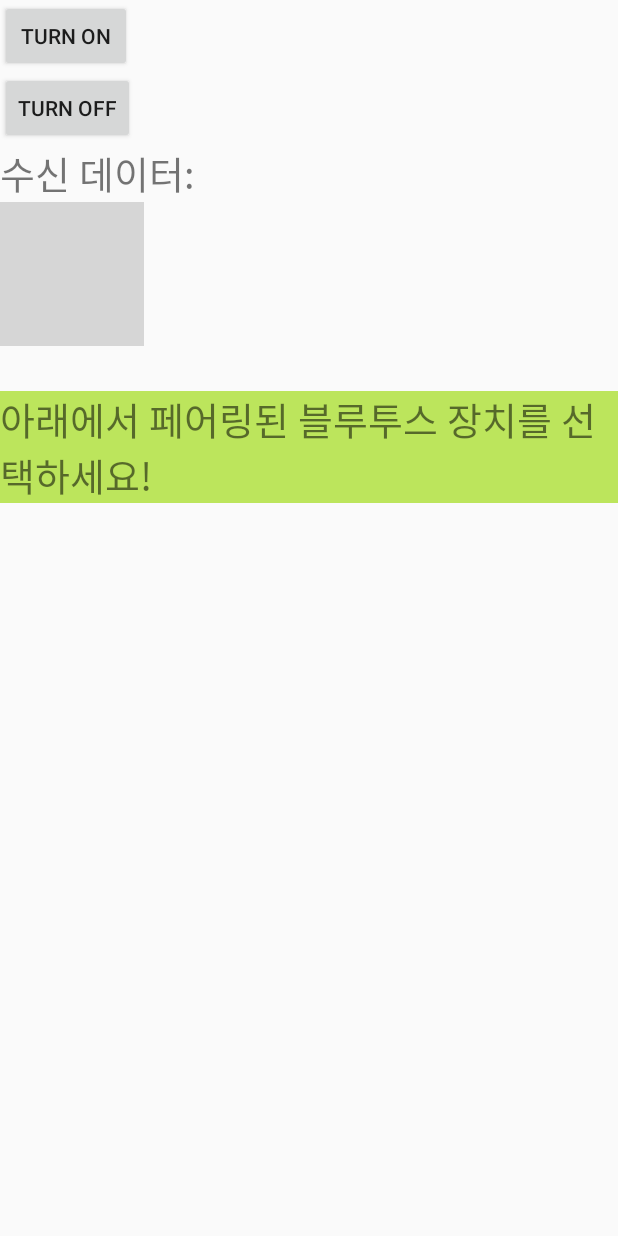
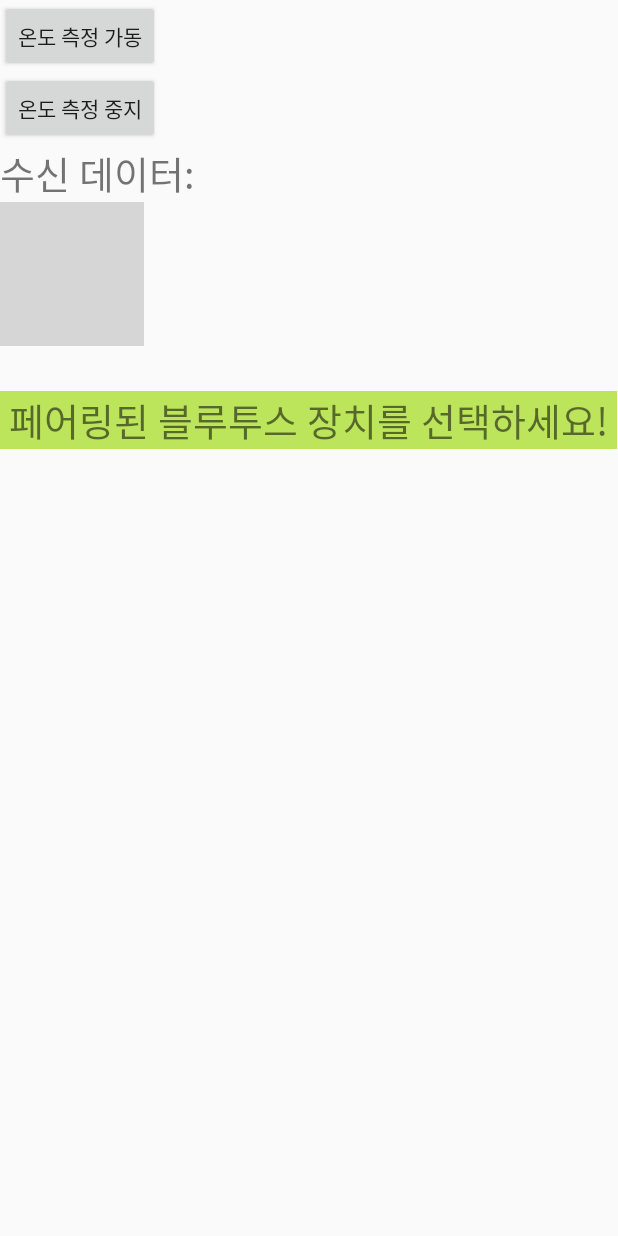
Before and after one commit to hoonjong/Shinhan_food, an Android app: the layout activity_prepare_exam.xml on its own in the app's theme, with its tools: preview values and no code run, on a phone screen of 412 x 824 dp. Run offline under Robolectric (Android 15) with nearby library versions, the phone set to English and light mode, and no system bars; grey boxes are pictures that could not be loaded.

Commit message:
2020-12-17 오전 02:09 너무 졸려...살려줘...

```diff
--- a/app/src/main/AndroidManifest.xml
+++ b/app/src/main/AndroidManifest.xml
@@ -23,7 +23,7 @@
 
     </application>
 
-    <uses-permission android:name="android.permission.BLUETOOTH" />  //블루투스 통신을 위하여 사용합니다.
+    <uses-permission android:name="android.permission.BLUETOOTH" />
     <uses-permission android:name="android.permission.BLUETOOTH_ADMIN" />
 
 
--- a/app/src/main/java/com/jongdroid/shinhan_food/InputActivity.java
+++ b/app/src/main/java/com/jongdroid/shinhan_food/InputActivity.java
@@ -16,7 +16,7 @@ public class InputActivity extends AppCompatActivity {
     @Override
     protected void onCreate(Bundle savedInstanceState) {
         super.onCreate(savedInstanceState);
-        setContentView(R.layout.activity_input);
+        setContentView(R.layout.activity_prepare_exam);
 
         final EditText Text1;
         DatePicker mDate;
@@ -61,4 +61,6 @@ public class InputActivity extends AppCompatActivity {
         }
 
 
+
+
     }
--- a/app/src/main/res/layout/activity_prepare_exam.xml
+++ b/app/src/main/res/layout/activity_prepare_exam.xml
@@ -4,19 +4,19 @@
     android:layout_width="match_parent"
     android:layout_height="match_parent"
     android:orientation="vertical"
-    tools:context=".MainActivity">
+    tools:context=".PrepareExam">
 
     <Button
         android:id="@+id/b1"
         android:layout_width="wrap_content"
         android:layout_height="wrap_content"
-        android:text="turn on" />
+        android:text="온도 측정 가동" />
 
     <Button
         android:id="@+id/b2"
         android:layout_width="wrap_content"
         android:layout_height="wrap_content"
-        android:text="turn off" />
+        android:text="온도 측정 중지" />
 
     <LinearLayout
         android:layout_width="wrap_content"
@@ -39,10 +39,10 @@
     </LinearLayout>
 
     <ImageView
-        android:id="@+id/led"
+        android:id="@+id/temp2"
         android:layout_width="wrap_content"
         android:layout_height="wrap_content"
-        android:src="@drawable/led1off" />
+        android:src="@drawable/temp2" />
 
     <TextView
         android:layout_width="wrap_content"
@@ -51,7 +51,7 @@
         android:layout_marginTop="30dp"
         android:id="@+id/selectBT"
         android:textSize="25dp"
-        android:text="아래에서 페어링된 블루투스 장치를 선택하세요! " />
+        android:text=" 페어링된 블루투스 장치를 선택하세요! " />
 
     <ListView
         android:id="@+id/listview"
```
Also changed, not shown: app/src/main/java/com/jongdroid/shinhan_food/PrepareExam.java (+25 -10 lines).
